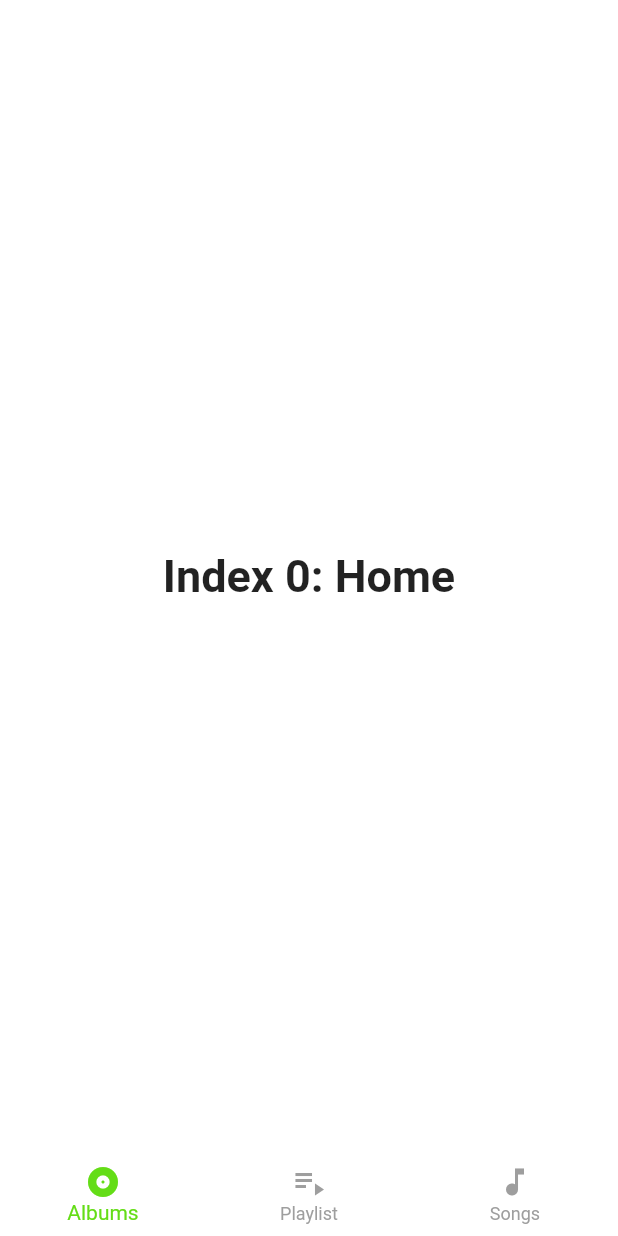
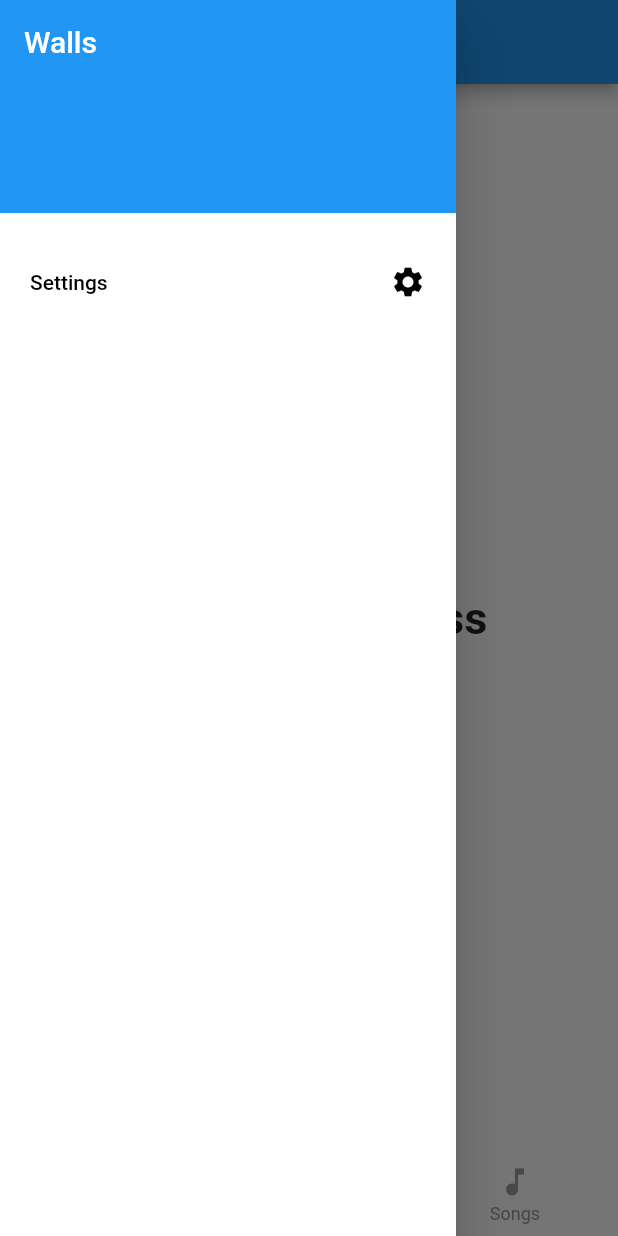
Before and after one commit to Android-Builds/music, a Flutter app: the screen it shows after launch, with the side drawer open (before the commit the screen has no drawer), on a phone screen of 412 x 824 dp. Run offline on Flutter 3.47's test engine with Material 2 defaults, Android fonts, the phone set to English and light mode, and no system bars; missing offline and left inert: floating_search_bar, flutter_audio_query.

Commit message:
Update components

```diff
--- a/lib/main.dart
+++ b/lib/main.dart
@@ -1,6 +1,7 @@
 import 'package:flutter/material.dart';
 import 'package:flutter_audio_query/flutter_audio_query.dart';
 import 'package:music/playlists.dart';
+import 'package:music/settings.dart';
 import 'floating_search.dart';
 
 void main() => runApp(MyApp());
@@ -44,16 +45,15 @@ class _MyHomePageState extends State<MyHomePage> {
   final duplicateItems = List<String>.generate(100, (i) => "Item $i");
   var items = List<String>();
 
-  List<SongInfo> songs;
+  static List<SongInfo> songs;
 
-  static const List<Widget> _widgetOptions = <Widget>[
-    Text(
-      'Index 0: Home',
-      style: optionStyle,
-    ),
+  static List<Widget> _widgetOptions = <Widget>[
     Text(
       'Index 1: Business',
       style: optionStyle,
+    ),
+    Container(
+      child: Text('HI'),
     ),
     Text(
       'Index 2: School',
@@ -112,6 +112,47 @@ class _MyHomePageState extends State<MyHomePage> {
     return SafeArea(
       child: Scaffold(
         backgroundColor: Theme.of(context).backgroundColor,
+        appBar: AppBar(),
+        drawer: Drawer(
+          child: Container(
+            color: Theme.of(context).backgroundColor,
+            child: ListView(
+              children: <Widget>[
+                Container(
+                  height: 150.0,
+                  child: DrawerHeader(
+                    child: Text(
+                      'Walls',
+                      style: TextStyle(
+                        color: Colors.white,
+                        fontSize: 20.0
+                      ),
+                    ),
+                    decoration: BoxDecoration(
+                      color: Colors.blue,
+                    ),
+                  ),
+                ),
+                ListTile(
+                  onTap: () {
+                    Navigator.push(context, MaterialPageRoute(builder: (context) => Settings()));
+                  },
+                  contentPadding: EdgeInsets.fromLTRB(20.0, 10.0, 20.0, 10.0),
+                  title: Text(
+                    'Settings',
+                    style: TextStyle(
+                      color: getColor(context),
+                    ),
+                    ),
+                  trailing: Icon(
+                    Icons.settings,
+                    color: getColor(context),
+                    ),
+                ),
+              ],
+            ),
+          ),
+        ),
         body: Container(
           color: Theme.of(context).backgroundColor,
           child: Center(
--- /dev/null
+++ b/lib/settings.dart
@@ -0,0 +1,15 @@
+import 'package:flutter/material.dart';
+
+class Settings extends StatefulWidget {
+  @override
+  _SettingsState createState() => _SettingsState();
+}
+
+class _SettingsState extends State<Settings> {
+  @override
+  Widget build(BuildContext context) {
+    return Scaffold(
+      appBar: AppBar(),
+    );
+  }
+}
```
Also changed, not shown: 6 other files.
